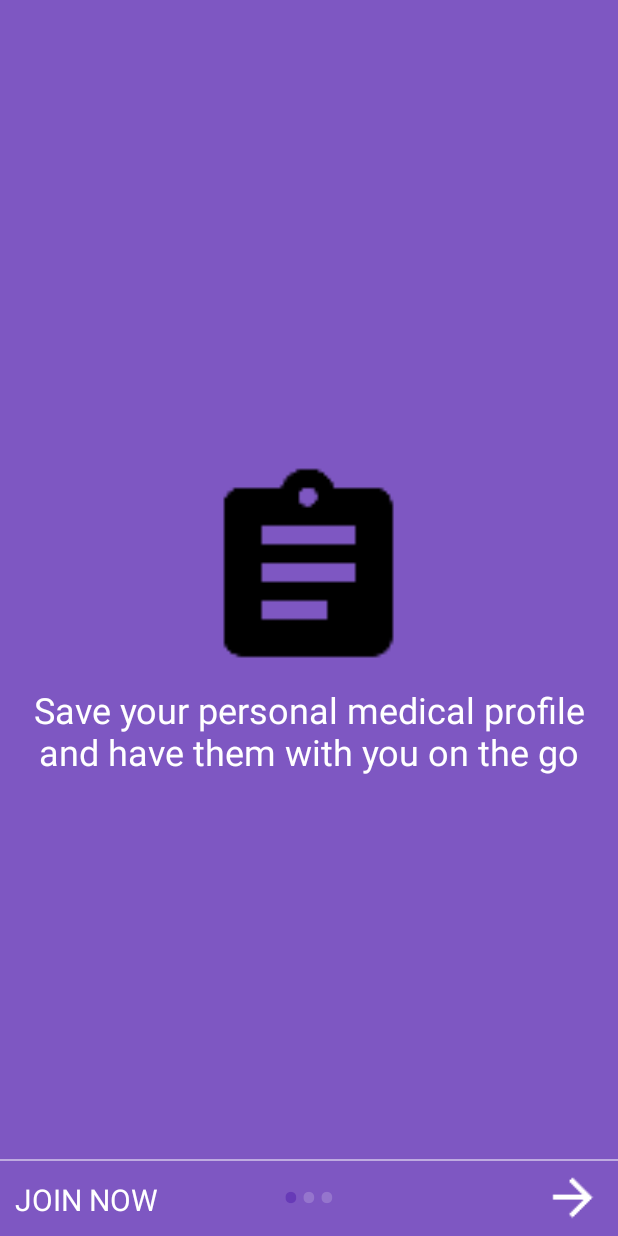
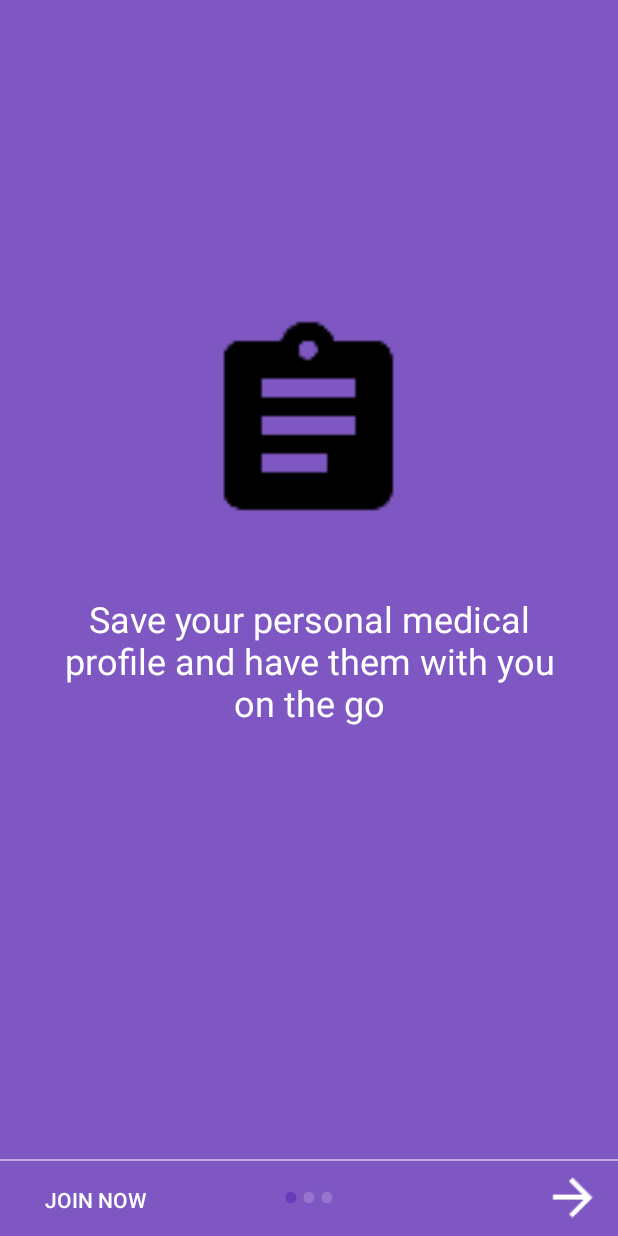
Before and after one commit to OmriSama/ERgency, an Android app: the screen it shows after launch (MainActivity), on a phone screen of 412 x 824 dp. Run offline under Robolectric (Android 15) with nearby library versions, the phone set to English and light mode, and no system bars.

Commit message:
Added all margin values to res

```diff
--- a/app/src/main/java/com/team3/ergency/PersonalInformation.java
+++ b/app/src/main/java/com/team3/ergency/PersonalInformation.java
@@ -1,11 +1,13 @@
 package com.team3.ergency;
 
+import android.app.Activity;
 import android.content.DialogInterface;
 import android.content.Intent;
 import android.support.v7.app.AppCompatActivity;
 import android.os.Bundle;
 import android.telephony.PhoneNumberFormattingTextWatcher;
 import android.view.View;
+import android.view.inputmethod.InputMethodManager;
 import android.widget.ArrayAdapter;
 import android.widget.AutoCompleteTextView;
 import android.widget.EditText;
@@ -72,6 +74,9 @@ public class PersonalInformation extends AppCompatActivity {
 
     // Date of Birth selection
     public void launch_date_picker(View view) {
+        InputMethodManager inputMethodManager = (InputMethodManager)  this.getSystemService(Activity.INPUT_METHOD_SERVICE);
+        inputMethodManager.hideSoftInputFromWindow(this.getCurrentFocus().getWindowToken(), 0);
+
         DatePickerFragment date_picker = new DatePickerFragment();
         date_picker.show(getSupportFragmentManager(), "datePicker");
     }
--- a/app/src/main/res/layout/activity_chronic_conditions.xml
+++ b/app/src/main/res/layout/activity_chronic_conditions.xml
@@ -8,6 +8,7 @@
     android:paddingLeft="@dimen/activity_horizontal_margin"
     android:paddingRight="@dimen/activity_horizontal_margin"
     android:paddingTop="@dimen/activity_vertical_margin"
+    android:screenOrientation="portrait"
     tools:context="com.team3.ergency.ChronicConditions">
 
     <LinearLayout
@@ -28,7 +29,7 @@
                 android:layout_margin="@dimen/primary_view_margin"
                 android:ems="10"
                 android:hint="Condition"
-                android:inputType="text" />
+                android:inputType="textCapSentences" />
 
             <EditText
                 android:id="@+id/cc_date_of_diagnosis"
@@ -37,7 +38,7 @@
                 android:layout_margin="@dimen/primary_view_margin"
                 android:ems="10"
                 android:hint="Date of Diagnosis"
-                android:onClick="launch_date_picker" />
+                android:inputType="datetime" />
 
         </LinearLayout>
 
--- a/app/src/main/res/layout/activity_confirmation.xml
+++ b/app/src/main/res/layout/activity_confirmation.xml
@@ -22,7 +22,7 @@
     <TextView
         android:layout_width="match_parent"
         android:layout_height="0dp"
-        android:layout_margin="5dp"
+        android:layout_margin="@dimen/primary_view_margin"
         android:layout_weight="1"
         android:gravity="center"
         android:text="Your profile has been submitted to:"
@@ -32,7 +32,7 @@
         android:id="@+id/conf_hospital_information"
         android:layout_width="match_parent"
         android:layout_height="0dp"
-        android:layout_margin="5dp"
+        android:layout_margin="@dimen/primary_view_margin"
         android:layout_weight="2"
         android:gravity="center_horizontal"
         android:textAppearance="?android:textAppearanceMedium"
@@ -42,7 +42,7 @@
     <TextView
         android:layout_width="match_parent"
         android:layout_height="0dp"
-        android:layout_margin="5dp"
+        android:layout_margin="@dimen/primary_view_margin"
         android:layout_weight="3"
         android:gravity="top"
         android:text="When you arrive at the selected emergency provider, please take a seat until your name is called."
--- a/app/src/main/res/layout/activity_congrats.xml
+++ b/app/src/main/res/layout/activity_congrats.xml
@@ -9,6 +9,7 @@
     android:paddingLeft="@dimen/activity_horizontal_margin"
     android:paddingRight="@dimen/activity_horizontal_margin"
     android:paddingTop="@dimen/activity_vertical_margin"
+    android:screenOrientation="portrait"
     tools:context="com.team3.ergency.CongratsActivity">
 
     <View
--- a/app/src/main/res/layout/activity_main.xml
+++ b/app/src/main/res/layout/activity_main.xml
@@ -4,6 +4,7 @@
     android:id="@+id/activity_main"
     android:layout_width="match_parent"
     android:layout_height="match_parent"
+    android:screenOrientation="portrait"
     tools:context="com.team3.ergency.MainActivity">
 
     <android.support.v4.view.ViewPager
@@ -25,7 +26,7 @@
     <View
         android:layout_width="match_parent"
         android:layout_height="1dp"
-        android:layout_above="@+id/dots"
+        android:layout_above="@id/dots"
         android:alpha=".5"
         android:background="@android:color/white" />
 
@@ -36,14 +37,13 @@
         android:layout_alignParentBottom="true"
         android:layout_alignParentLeft="true"
         android:layout_alignParentStart="true"
-        android:layout_marginLeft="10dp"
-        android:layout_marginStart="10dp"
+        android:layout_marginLeft="30dp"
+        android:layout_marginStart="30dp"
         android:background="@null"
-        android:fontFamily="sans-serif"
+        android:gravity="center_vertical"
         android:text="@string/join_now_button"
         android:textAllCaps="true"
-        android:textColor="@android:color/white"
-        android:textSize="20sp" />
+        android:textColor="@android:color/white" />
 
     <ImageButton
         android:id="@+id/arrow_next"
--- a/app/src/main/res/layout/activity_skip_screen.xml
+++ b/app/src/main/res/layout/activity_skip_screen.xml
@@ -8,6 +8,7 @@
     android:paddingLeft="@dimen/activity_horizontal_margin"
     android:paddingRight="@dimen/activity_horizontal_margin"
     android:paddingTop="@dimen/activity_vertical_margin"
+    android:screenOrientation="portrait"
     tools:context="com.team3.ergency.SkipScreen">
 
     <LinearLayout
--- a/app/src/main/res/layout/activity_surgical_history.xml
+++ b/app/src/main/res/layout/activity_surgical_history.xml
@@ -8,6 +8,7 @@
     android:paddingLeft="@dimen/activity_horizontal_margin"
     android:paddingRight="@dimen/activity_horizontal_margin"
     android:paddingTop="@dimen/activity_vertical_margin"
+    android:screenOrientation="portrait"
     tools:context="com.team3.ergency.SurgicalHistory">
 
     <LinearLayout
@@ -37,7 +38,7 @@
                 android:layout_margin="@dimen/primary_view_margin"
                 android:ems="10"
                 android:hint="Date of Surgery"
-                android:inputType="date" />
+                android:inputType="datetime" />
 
         </LinearLayout>
 
--- a/app/src/main/res/layout/intro_page_one.xml
+++ b/app/src/main/res/layout/intro_page_one.xml
@@ -1,29 +1,36 @@
 <?xml version="1.0" encoding="utf-8"?>
-<RelativeLayout xmlns:android="http://schemas.android.com/apk/res/android"
+<LinearLayout xmlns:android="http://schemas.android.com/apk/res/android"
     android:layout_width="match_parent"
     android:layout_height="match_parent"
     android:background="@color/intro_screen_one"
+    android:orientation="vertical"
     android:paddingBottom="@dimen/activity_vertical_margin"
     android:paddingLeft="@dimen/activity_horizontal_margin"
     android:paddingRight="@dimen/activity_horizontal_margin"
     android:paddingTop="@dimen/activity_vertical_margin">
 
-    <LinearLayout
-        android:layout_width="match_parent"
-        android:layout_height="wrap_content"
-        android:layout_centerInParent="true"
-        android:orientation="vertical">
+    <View
+        android:layout_width="wrap_content"
+        android:layout_height="0dp"
+        android:layout_weight="2"/>
 
     <ImageView
         style="@style/introImageView"
+        android:layout_weight="0.5"
         android:src="@mipmap/ic_assignment_black_48dp" />
 
     <TextView
         style="@style/introDescriptionTextView"
+        android:layout_width="match_parent"
+        android:layout_height="wrap_content"
+        android:layout_weight="2"
+        android:gravity="top"
+        android:text="@string/intro_screen_one"
+        android:textAlignment="center" />
+
+    <View
         android:layout_width="wrap_content"
-            android:layout_height="wrap_content"
-            android:text="@string/intro_screen_one" />
+        android:layout_height="50dp"
+        android:layout_weight="1" />
 
 </LinearLayout>
-
-</RelativeLayout>
--- a/app/src/main/res/values/styles.xml
+++ b/app/src/main/res/values/styles.xml
@@ -22,8 +22,8 @@
 
     <!-- Style for the description text under the intro images -->
     <style name="introDescriptionTextView" parent="@android:style/Widget.TextView">
+        <item name="android:layout_margin">16dp</item>
         <item name="android:textSize">@dimen/intro_description_text_size</item>
-        <item name="android:fontFamily">sans-serif</item>
         <item name="android:gravity">center</item>
         <item name="android:textColor">@color/intro_text_color</item>
     </style>
```
Also changed, not shown: app/src/main/res/layout/activity_allergies.xml (+12 -11 lines), app/src/main/res/layout/activity_emergency_contact.xml (+10 -8 lines), app/src/main/res/layout/activity_immunizations.xml (+3 -4 lines), app/src/main/res/layout/activity_insurance.xml (+14 -12 lines), app/src/main/res/layout/activity_personal_information.xml (+19 -18 lines), app/src/main/res/layout/activity_quick_registration.xml (+18 -14 lines), app/src/main/res/layout/intro_page_three.xml (+17 -11 lines), app/src/main/res/layout/intro_page_two.xml (+22 -16 lines). Lines whose indentation alone changed are shown as unchanged.
